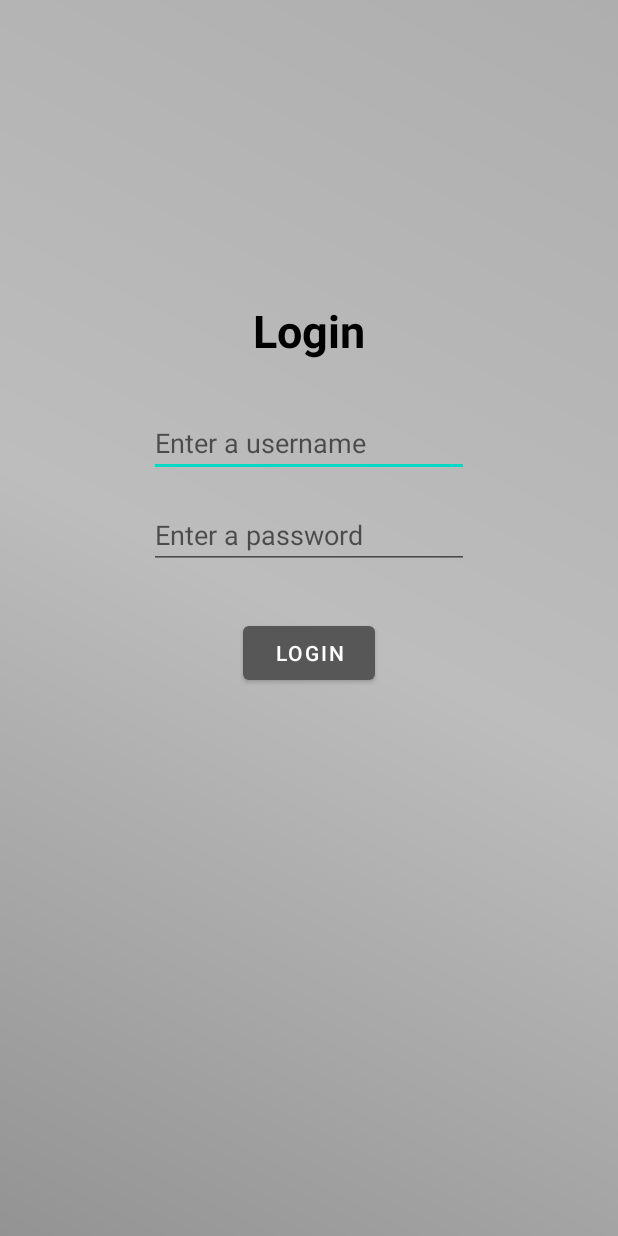
After one commit to josemachado2000/SafeCity, an Android app: the layout login.xml on its own in the app's theme, with its tools: preview values and no code run, on a phone screen of 412 x 824 dp. The commit adds this screen. Run offline under Robolectric (Android 15) with nearby library versions, the phone set to English and light mode, and no system bars.

Commit message:
Created Login.kt and login.xml Updated build.gradle (app) with retrofit dependencies

```diff
--- a/app/build.gradle
+++ b/app/build.gradle
@@ -94,4 +94,9 @@ dependencies {
         exclude group: 'com.android.support', module: 'support-annotations'
     })
     androidTestImplementation "androidx.test.ext:junit:$rootProject.androidxJunitVersion"
+
+    // Retrofit
+    implementation 'com.google.code.gson:gson:2.8.6'
+    implementation 'com.squareup.retrofit2:retrofit:2.0.0'
+    implementation 'com.squareup.retrofit2:converter-gson:2.0.0'
 }
--- /dev/null
+++ b/app/src/main/java/commov/safecity/Login.kt
@@ -0,0 +1,12 @@
+package commov.safecity
+
+import android.os.Bundle
+import android.os.PersistableBundle
+import androidx.appcompat.app.AppCompatActivity
+
+class Login : AppCompatActivity() {
+    override fun onCreate(savedInstanceState: Bundle?, persistentState: PersistableBundle?) {
+        super.onCreate(savedInstanceState, persistentState)
+        setContentView(R.layout.login)
+    }
+}
--- /dev/null
+++ b/app/src/main/res/layout/login.xml
@@ -0,0 +1,57 @@
+<?xml version="1.0" encoding="utf-8"?>
+<androidx.constraintlayout.widget.ConstraintLayout
+    xmlns:android="http://schemas.android.com/apk/res/android"
+    xmlns:app="http://schemas.android.com/apk/res-auto"
+    xmlns:tools="http://schemas.android.com/tools"
+    android:layout_width="match_parent"
+    android:layout_height="match_parent"
+    android:background="@drawable/app_background">
+
+
+    <TextView
+        android:id="@+id/login_loginTitle"
+        android:layout_width="wrap_content"
+        android:layout_height="wrap_content"
+        android:layout_marginTop="200dp"
+        android:text="@string/login_loginTitle"
+        android:textColor="@color/black"
+        android:textSize="30sp"
+        android:textStyle="bold"
+        app:layout_constraintEnd_toEndOf="parent"
+        app:layout_constraintStart_toStartOf="parent"
+        app:layout_constraintTop_toTopOf="parent" />
+
+    <EditText
+        android:id="@+id/login_username_editText"
+        android:layout_width="wrap_content"
+        android:layout_height="wrap_content"
+        android:layout_marginTop="32dp"
+        android:ems="10"
+        android:inputType="text"
+        android:hint="@string/login_username_hint"
+        app:layout_constraintEnd_toEndOf="parent"
+        app:layout_constraintStart_toStartOf="parent"
+        app:layout_constraintTop_toBottomOf="@+id/login_loginTitle" />
+
+    <EditText
+        android:id="@+id/login_password_editText"
+        android:layout_width="wrap_content"
+        android:layout_height="wrap_content"
+        android:layout_marginTop="16dp"
+        android:ems="10"
+        android:inputType="textPassword"
+        android:hint="@string/login_password_hint"
+        app:layout_constraintEnd_toEndOf="parent"
+        app:layout_constraintStart_toStartOf="parent"
+        app:layout_constraintTop_toBottomOf="@+id/login_username_editText" />
+
+    <Button
+        android:id="@+id/login_buttonLogin"
+        android:layout_width="wrap_content"
+        android:layout_height="wrap_content"
+        android:layout_marginTop="32dp"
+        android:text="@string/login_buttonLogin"
+        app:layout_constraintEnd_toEndOf="parent"
+        app:layout_constraintStart_toStartOf="parent"
+        app:layout_constraintTop_toBottomOf="@+id/login_password_editText" />
+</androidx.constraintlayout.widget.ConstraintLayout>
--- a/app/src/main/res/values/strings.xml
+++ b/app/src/main/res/values/strings.xml
@@ -56,4 +56,10 @@
     <string name="notes_delete_popup_message">These changes cannot be reversed!</string>
     <string name="notes_delete_popup_yes">Yes</string>
     <string name="notes_delete_popup_cancel">Cancel</string>
+
+    <!--    Login    -->
+    <string name="login_loginTitle">Login</string>
+    <string name="login_username_hint">Enter a username</string>
+    <string name="login_password_hint">Enter a password</string>
+    <string name="login_buttonLogin">Login</string>
 </resources>
```
Also changed, not shown: 1 other file.
